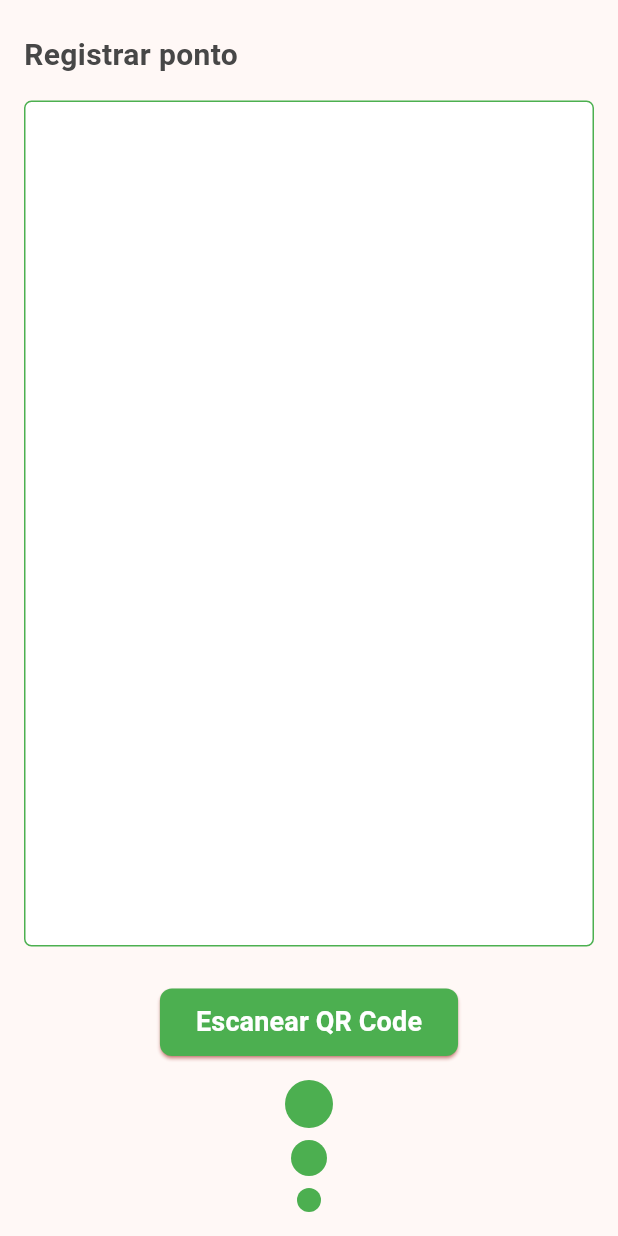
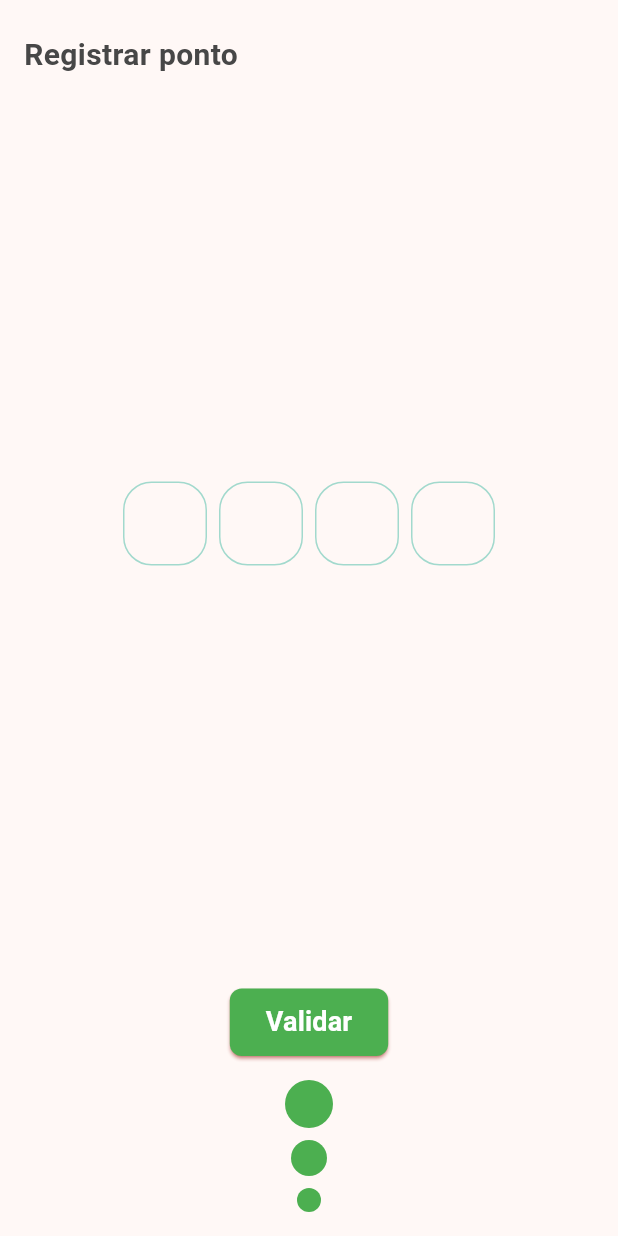
Before and after one commit to bj307/ifmaker-app, a Flutter app: the QrCodePonto screen opened directly, on a phone screen of 412 x 824 dp. Run offline on Flutter 3.47's test engine with Material 2 defaults, Android fonts, the light colour scheme and no system bars; drawn by our look-alikes of pinput; missing offline and left inert: qr_code_dart_scan.

Commit message:
:construction: code login :construction:

```diff
--- a/lib/src/dashboard/ponto/qr_code_ponto.dart
+++ b/lib/src/dashboard/ponto/qr_code_ponto.dart
@@ -1,6 +1,6 @@
 import 'package:flutter/material.dart';
-import 'package:flutter_barcode_scanner/flutter_barcode_scanner.dart';
-import 'package:simple_barcode_scanner/simple_barcode_scanner.dart';
+import 'package:ifmaker_app/src/components/code_input.dart';
+import 'package:pinput/pinput.dart';
 
 class QrCodePonto extends StatefulWidget {
   const QrCodePonto({super.key});
@@ -10,21 +10,35 @@ class QrCodePonto extends StatefulWidget {
 }
 
 class _QrCodePontoState extends State<QrCodePonto> {
-  String tokenQrCode = '';
+  final pinController = TextEditingController();
+  final focusNode = FocusNode();
+  final formKey = GlobalKey<FormState>();
+  String code = '';
 
   @override
   void initState() {
     super.initState();
   }
 
-  readQRCode() async {
-    String code = await FlutterBarcodeScanner.scanBarcode(
-        "#FFFFFF", "Cancelar", false, ScanMode.QR);
-    setState(() => tokenQrCode = code != '-1' ? code : '');
-  }
-
   @override
   Widget build(BuildContext context) {
+    const focusedBorderColor = Color.fromRGBO(23, 171, 144, 1);
+    const fillColor = Color.fromRGBO(243, 246, 249, 0);
+    const borderColor = Color.fromRGBO(23, 171, 144, 0.4);
+
+    final defaultPinTheme = PinTheme(
+      width: 56,
+      height: 56,
+      textStyle: const TextStyle(
+        fontSize: 22,
+        color: Color.fromRGBO(30, 60, 87, 1),
+      ),
+      decoration: BoxDecoration(
+        borderRadius: BorderRadius.circular(19),
+        border: Border.all(color: borderColor),
+      ),
+    );
+
     return Scaffold(
       body: Column(
         children: [
@@ -46,14 +60,48 @@ class _QrCodePontoState extends State<QrCodePonto> {
           //box camera
           Expanded(
             child: Padding(
-                padding: const EdgeInsets.fromLTRB(16, 16, 16, 28),
-                child: Container(
-                    decoration: BoxDecoration(
-                  color: Colors.white, // Cor de fundo
-                  borderRadius: BorderRadius.circular(5),
-                  border:
-                      Border.all(color: const Color(0xFF4CB050), width: 1.0),
-                ))),
+              padding: const EdgeInsets.fromLTRB(16, 16, 16, 28),
+              child: Pinput(
+                controller: pinController,
+                focusNode: focusNode,
+                androidSmsAutofillMethod:
+                    AndroidSmsAutofillMethod.smsUserConsentApi,
+                listenForMultipleSmsOnAndroid: true,
+                defaultPinTheme: defaultPinTheme,
+                separatorBuilder: (index) => const SizedBox(width: 8),
+                hapticFeedbackType: HapticFeedbackType.lightImpact,
+                onCompleted: (pin) {
+                  code = pin;
+                },
+                cursor: Column(
+                  mainAxisAlignment: MainAxisAlignment.end,
+                  children: [
+                    Container(
+                      margin: const EdgeInsets.only(bottom: 9),
+                      width: 22,
+                      height: 1,
+                      color: focusedBorderColor,
+                    ),
+                  ],
+                ),
+                focusedPinTheme: defaultPinTheme.copyWith(
+                  decoration: defaultPinTheme.decoration!.copyWith(
+                    borderRadius: BorderRadius.circular(8),
+                    border: Border.all(color: focusedBorderColor),
+                  ),
+                ),
+                submittedPinTheme: defaultPinTheme.copyWith(
+                  decoration: defaultPinTheme.decoration!.copyWith(
+                    color: fillColor,
+                    borderRadius: BorderRadius.circular(19),
+                    border: Border.all(color: focusedBorderColor),
+                  ),
+                ),
+                errorPinTheme: defaultPinTheme.copyBorderWith(
+                  border: Border.all(color: Colors.redAccent),
+                ),
+              ),
+            ),
           ),
           //botao registrar
           Padding(
@@ -66,21 +114,15 @@ class _QrCodePontoState extends State<QrCodePonto> {
                         backgroundColor: Colors.green,
                         shape: RoundedRectangleBorder(
                             borderRadius: BorderRadius.circular(8))),
-                    onPressed: () async {
-                      var res = await Navigator.push(
-                          context,
-                          MaterialPageRoute(
-                            builder: (context) =>
-                                const SimpleBarcodeScannerPage(),
-                          ));
-                      setState(() {
-                        if (res is String) {
-                          tokenQrCode = res;
-                        }
-                      });
+                    onPressed: () {
+                      if (code == '1234') {
+                        debugPrint('valid $code');
+                      } else {
+                        debugPrint('invalid $code');
+                      }
                     },
                     child: const Text(
-                      'Escanear QR Code',
+                      'Validar',
                       style: TextStyle(
                           fontSize: 18,
                           color: Colors.white,
--- a/pubspec.yaml
+++ b/pubspec.yaml
@@ -35,8 +35,9 @@ dependencies:
   # Use with the CupertinoIcons class for iOS style icons.
   cupertino_icons: ^1.0.2
   camera: ^0.10.5+3
-  flutter_barcode_scanner: ^2.0.0
   simple_barcode_scanner: ^0.0.8
+  qr_code_dart_scan: ^0.7.2
+  pinput: ^3.0.1
 
 dev_dependencies:
   flutter_test:
```
Also changed, not shown: lib/src/components/code_input.dart (added, +104 -0 lines), lib/src/dashboard/ponto/ler_qrcode.dart (added, +33 -0 lines), pubspec.lock, 6 other files.
